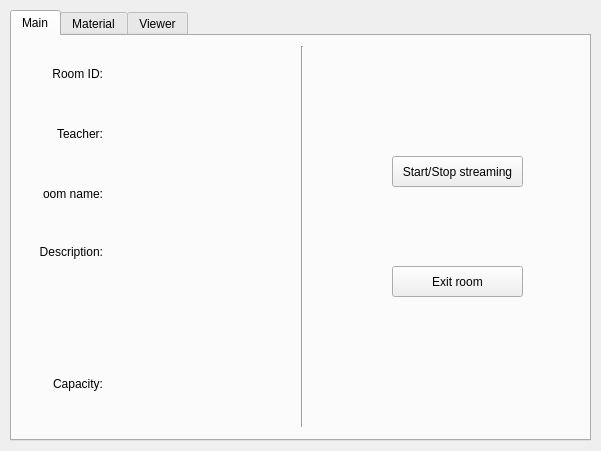
Before: the Qt Designer form teacher/teacher_main.ui in FFEVER/PyClassroom, drawn with Qt 5.
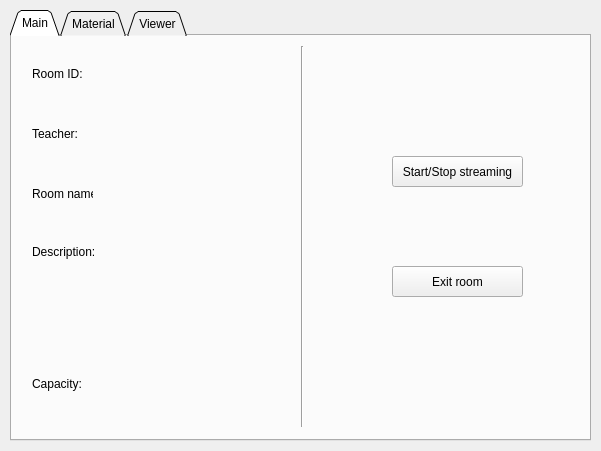
After: the same form once the commit is applied. Icons and pictures are not drawn.

Diff of the .ui file:
```diff
--- a/teacher/teacher_main.ui
+++ b/teacher/teacher_main.ui
@@ -22,6 +22,9 @@
      <height>431</height>
     </rect>
    </property>
+   <property name="tabShape">
+    <enum>QTabWidget::Triangular</enum>
+   </property>
    <property name="currentIndex">
     <number>0</number>
    </property>
@@ -42,13 +45,13 @@
       <string>Description:</string>
      </property>
      <property name="alignment">
-      <set>Qt::AlignRight|Qt::AlignTrailing|Qt::AlignVCenter</set>
+      <set>Qt::AlignLeading|Qt::AlignLeft|Qt::AlignVCenter</set>
      </property>
     </widget>
     <widget class="QLabel" name="label_2">
      <property name="geometry">
       <rect>
-       <x>40</x>
+       <x>20</x>
        <y>90</y>
        <width>51</width>
        <height>16</height>
@@ -58,13 +61,13 @@
       <string>Teacher:</string>
      </property>
      <property name="alignment">
-      <set>Qt::AlignRight|Qt::AlignTrailing|Qt::AlignVCenter</set>
+      <set>Qt::AlignLeading|Qt::AlignLeft|Qt::AlignVCenter</set>
      </property>
     </widget>
     <widget class="QLabel" name="label_3">
      <property name="geometry">
       <rect>
-       <x>30</x>
+       <x>20</x>
        <y>150</y>
        <width>61</width>
        <height>16</height>
@@ -74,13 +77,13 @@
       <string>Room name:</string>
      </property>
      <property name="alignment">
-      <set>Qt::AlignRight|Qt::AlignTrailing|Qt::AlignVCenter</set>
+      <set>Qt::AlignLeading|Qt::AlignLeft|Qt::AlignVCenter</set>
      </property>
     </widget>
     <widget class="QLabel" name="label">
      <property name="geometry">
       <rect>
-       <x>40</x>
+       <x>20</x>
        <y>30</y>
        <width>51</width>
        <height>16</height>
@@ -90,7 +93,7 @@
       <string>Room ID:</string>
      </property>
      <property name="alignment">
-      <set>Qt::AlignRight|Qt::AlignTrailing|Qt::AlignVCenter</set>
+      <set>Qt::AlignLeading|Qt::AlignLeft|Qt::AlignVCenter</set>
      </property>
     </widget>
     <widget class="Line" name="line">
@@ -190,7 +193,7 @@
     <widget class="QLabel" name="label_5">
      <property name="geometry">
       <rect>
-       <x>40</x>
+       <x>20</x>
        <y>340</y>
        <width>51</width>
        <height>16</height>
@@ -200,7 +203,7 @@
       <string>Capacity:</string>
      </property>
      <property name="alignment">
-      <set>Qt::AlignRight|Qt::AlignTrailing|Qt::AlignVCenter</set>
+      <set>Qt::AlignLeading|Qt::AlignLeft|Qt::AlignVCenter</set>
      </property>
     </widget>
     <widget class="QLabel" name="capacity_label">
```
Left out of the diff: 12 changed lines with no effect on the pictures.
